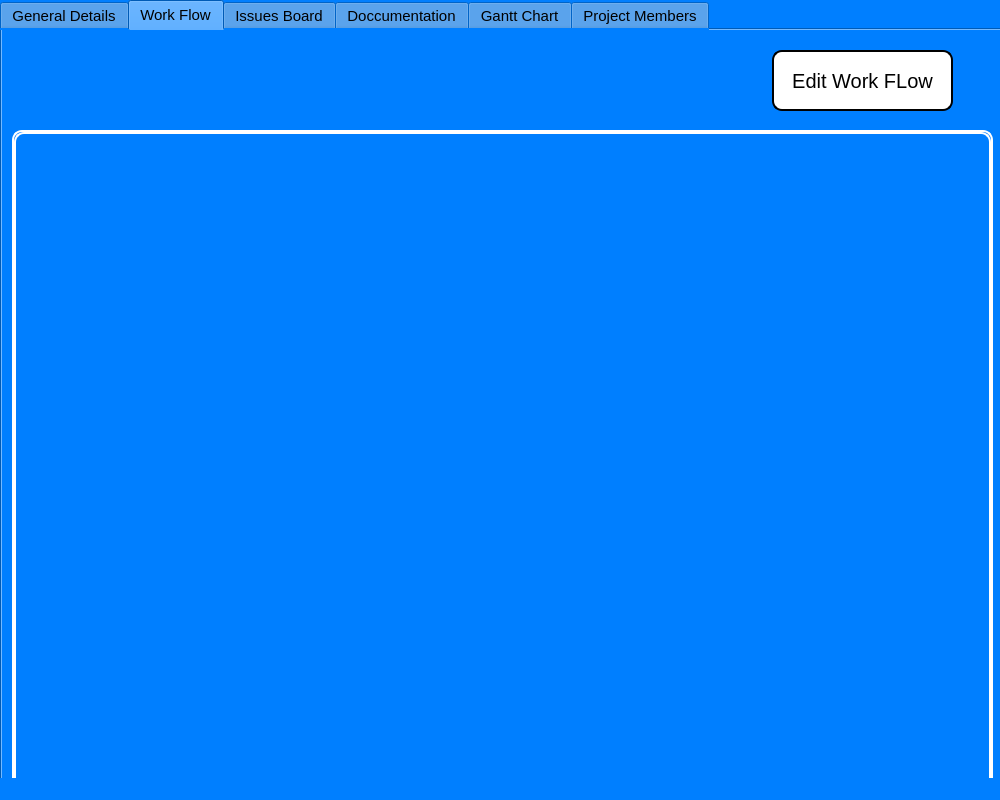
The window that pyqt5_files/projectWindow.ui (ChanJiaJin/SIT-CAPSTONE) describes before a commit, drawn with Qt 5.
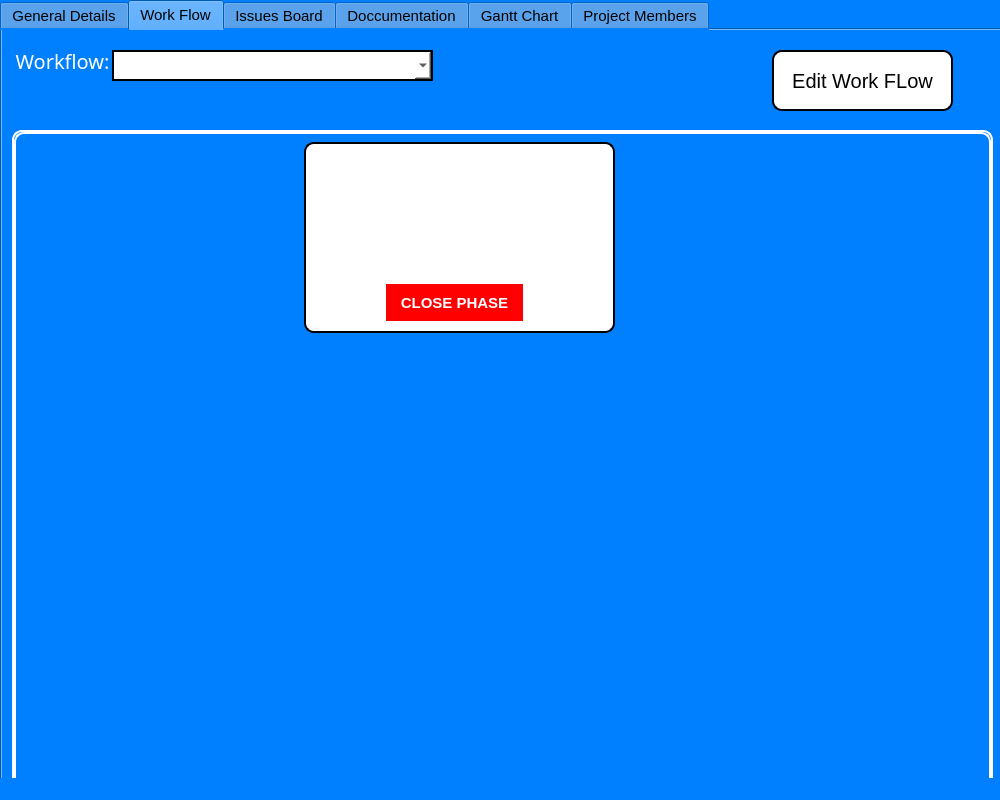
The same window after the commit. The open tabs and pages were chosen to show the change.

Commit message: Added changeStatus_window, added workflow phase cards to workflow_editor and projectWindow. Added issues page to projectWindow

```diff
--- a/pyqt5_files/projectWindow.ui
+++ b/pyqt5_files/projectWindow.ui
@@ -393,7 +393,7 @@
        <rect>
         <x>10</x>
         <y>10</y>
-        <width>511</width>
+        <width>101</width>
         <height>41</height>
        </rect>
       </property>
@@ -408,7 +408,10 @@
 color: white;</string>
       </property>
       <property name="text">
-       <string>&lt;Workflow:&gt;</string>
+       <string>Workflow:</string>
+      </property>
+      <property name="alignment">
+       <set>Qt::AlignCenter</set>
       </property>
      </widget>
      <widget class="QPushButton" name="flowEdit_btn">
@@ -458,8 +461,167 @@
          <height>657</height>
         </rect>
        </property>
+       <widget class="QGroupBox" name="issueBoard_card">
+        <property name="geometry">
+         <rect>
+          <x>290</x>
+          <y>10</y>
+          <width>311</width>
+          <height>191</height>
+         </rect>
+        </property>
+        <property name="styleSheet">
+         <string notr="true">background-color: white;
+color: black;
+border: 2px solid black;
+font-size: 20x;</string>
+        </property>
+        <property name="title">
+         <string/>
+        </property>
+        <widget class="QLabel" name="phase_name">
+         <property name="geometry">
+          <rect>
+           <x>10</x>
+           <y>10</y>
+           <width>281</width>
+           <height>16</height>
+          </rect>
+         </property>
+         <property name="styleSheet">
+          <string notr="true">border: none;
+font-size: 15px;
+font-weight: bold;</string>
+         </property>
+         <property name="text">
+          <string>&lt;Phase:&gt;</string>
+         </property>
+        </widget>
+        <widget class="QLabel" name="phase_status">
+         <property name="geometry">
+          <rect>
+           <x>10</x>
+           <y>30</y>
+           <width>281</width>
+           <height>16</height>
+          </rect>
+         </property>
+         <property name="styleSheet">
+          <string notr="true">border: none;
+font-size: 15px;</string>
+         </property>
+         <property name="text">
+          <string>&lt;Status:&gt;</string>
+         </property>
+        </widget>
+        <widget class="QLabel" name="phase_openIssues_count">
+         <property name="geometry">
+          <rect>
+           <x>10</x>
+           <y>70</y>
+           <width>281</width>
+           <height>16</height>
+          </rect>
+         </property>
+         <property name="styleSheet">
+          <string notr="true">border: none;
+font-size: 15px;</string>
+         </property>
+         <property name="text">
+          <string>&lt;Open Issues:&gt;</string>
+         </property>
+        </widget>
+        <widget class="QLabel" name="phase_totalIssues_count">
+         <property name="geometry">
+          <rect>
+           <x>10</x>
+           <y>50</y>
+           <width>291</width>
+           <height>16</height>
+          </rect>
+         </property>
+         <property name="styleSheet">
+          <string notr="true">border: none;
+font-size: 15px;</string>
+         </property>
+         <property name="text">
+          <string>&lt;Total issues:&gt;</string>
+         </property>
+        </widget>
+        <widget class="QLabel" name="phase_internal_flowName">
+         <property name="geometry">
+          <rect>
+           <x>10</x>
+           <y>110</y>
+           <width>281</width>
+           <height>16</height>
+          </rect>
+         </property>
+         <property name="styleSheet">
+          <string notr="true">border: none;
+font-size: 15px;</string>
+         </property>
+         <property name="text">
+          <string>&lt;Internal Flow:&gt;</string>
+         </property>
+        </widget>
+        <widget class="QLabel" name="phase_totalDocs_count">
+         <property name="geometry">
+          <rect>
+           <x>10</x>
+           <y>90</y>
+           <width>281</width>
+           <height>16</height>
+          </rect>
+         </property>
+         <property name="styleSheet">
+          <string notr="true">border: none;
+font-size: 15px;</string>
+         </property>
+         <property name="text">
+          <string>&lt;No. of docs:&gt;</string>
+         </property>
+        </widget>
+        <widget class="QPushButton" name="setStatus_btn">
+         <property name="geometry">
+          <rect>
+           <x>80</x>
+           <y>140</y>
+           <width>141</width>
+           <height>41</height>
+          </rect>
+         </property>
+         <property name="styleSheet">
+          <string notr="true">background-color: red;
+color: white;
+border: 2px solid white;
+border-radius: none;
+font-size: 15px;
+font-weight: bold</string>
+         </property>
+         <property name="text">
+          <string>CLOSE PHASE</string>
+         </property>
+        </widget>
+       </widget>
       </widget>
      </widget>
+     <widget class="QComboBox" name="workFlow_list">
+      <property name="geometry">
+       <rect>
+        <x>110</x>
+        <y>20</y>
+        <width>321</width>
+        <height>31</height>
+       </rect>
+      </property>
+      <property name="styleSheet">
+       <string notr="true">background-color: white;
+color: black;
+border: 2px solid black;
+font-size: 20px;</string>
+      </property>
+     </widget>
     </widget>
     <widget class="QWidget" name="issuesBoard_btn">
      <attribute name="title">
```
Left out of the diff: 124 changed lines with no effect on the pictures. The commit also changes 2 other files.
